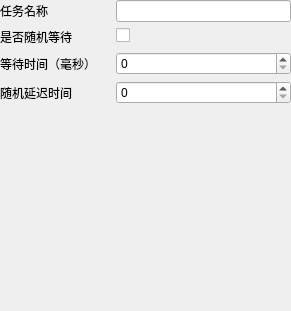
Above: src/widget/waitForm/waitform.ui from Ferrarii-430/onmyoji-script before the change. Below: the same form after it.
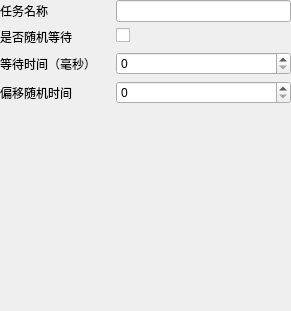
That is the form after the change.

Patch:
```diff
--- a/src/widget/waitForm/waitform.ui
+++ b/src/widget/waitForm/waitform.ui
@@ -73,7 +73,7 @@
     <item row="3" column="0">
      <widget class="QLabel" name="randomSleepTimeLabel">
       <property name="text">
-       <string>随机延迟时间</string>
+       <string>偏移随机时间</string>
       </property>
      </widget>
     </item>
```
